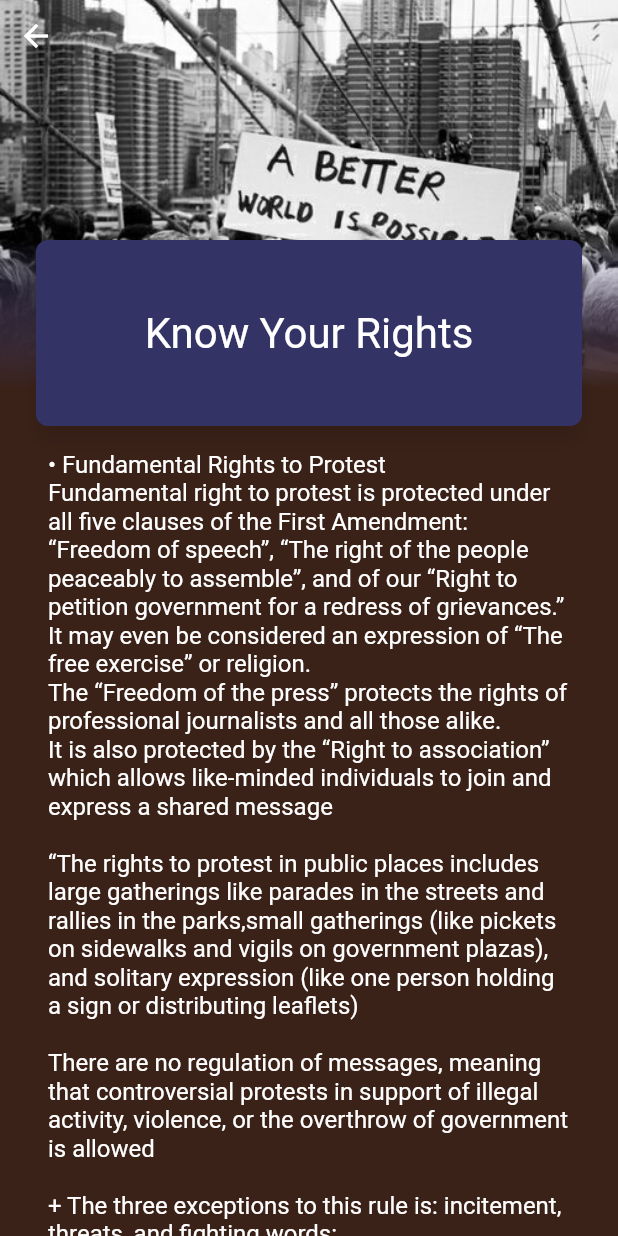
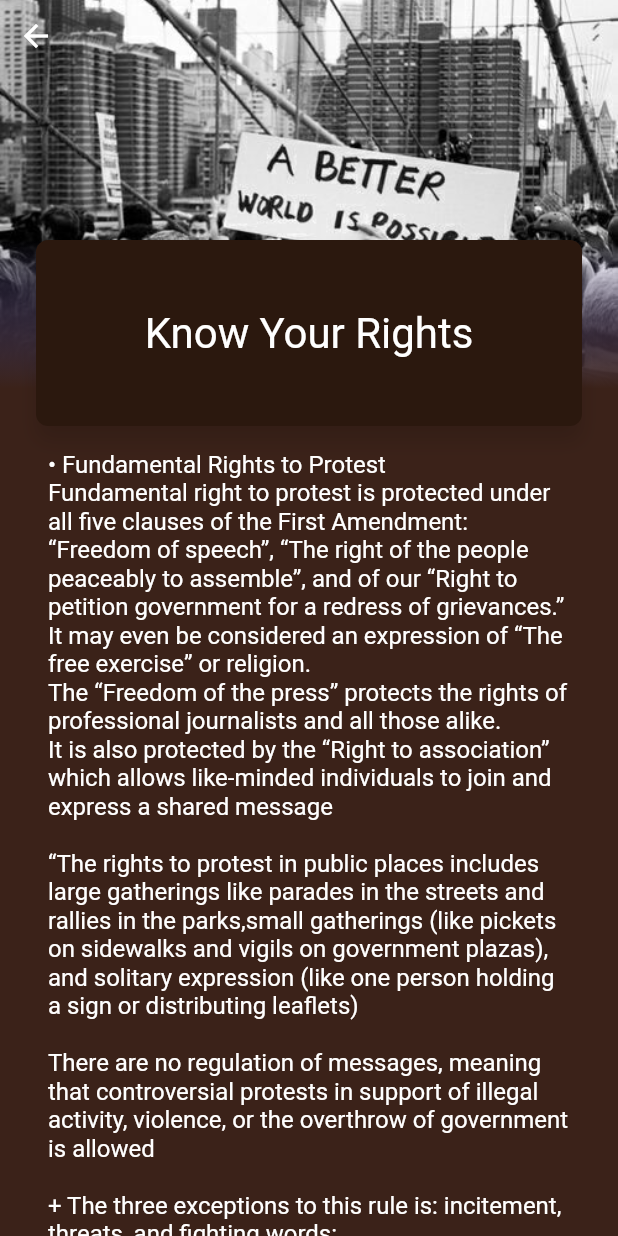
Before and after one commit to mrvivacious/Pocketbook4Protesters, a Flutter app: the screen it shows after launch, after a tap on "Know Your Rights", on a phone screen of 412 x 824 dp. Run offline on Flutter 3.47's test engine with Material 2 defaults, Android fonts, the phone set to English and light mode, and no system bars.

Commit message:
color tweaks

```diff
--- a/lib/Data.dart
+++ b/lib/Data.dart
@@ -239,3 +239,4 @@ List<Data> planets = [
 //0xFFa16e4b
 //0xFFd4aa78
 //0xFFe6bc98
+// Also, https://image.shutterstock.com/image-vector/skin-tones-color-palette-vector-260nw-516698563.jpg
--- a/lib/DataSummary.dart
+++ b/lib/DataSummary.dart
@@ -97,7 +97,7 @@ class PlanetSummary extends StatelessWidget {
           ? new EdgeInsets.only(left: 46.0)
           : new EdgeInsets.only(top: 72.0),
       decoration: new BoxDecoration(
-        color: new Color(0xFF333366),
+        color: new Color(0xFF2b180e), // 0xFF333366),
         shape: BoxShape.rectangle,
         borderRadius: new BorderRadius.circular(8.0),
         boxShadow: <BoxShadow>[
--- a/lib/DetailPage.dart
+++ b/lib/DetailPage.dart
@@ -31,6 +31,7 @@ class DetailPage extends StatelessWidget {
           gradient: new LinearGradient(
             colors: <Color>[
               new Color(0x00736AB7),
+
 //              new Color(0xFF736AB7)
               planet.color
             ],
```
